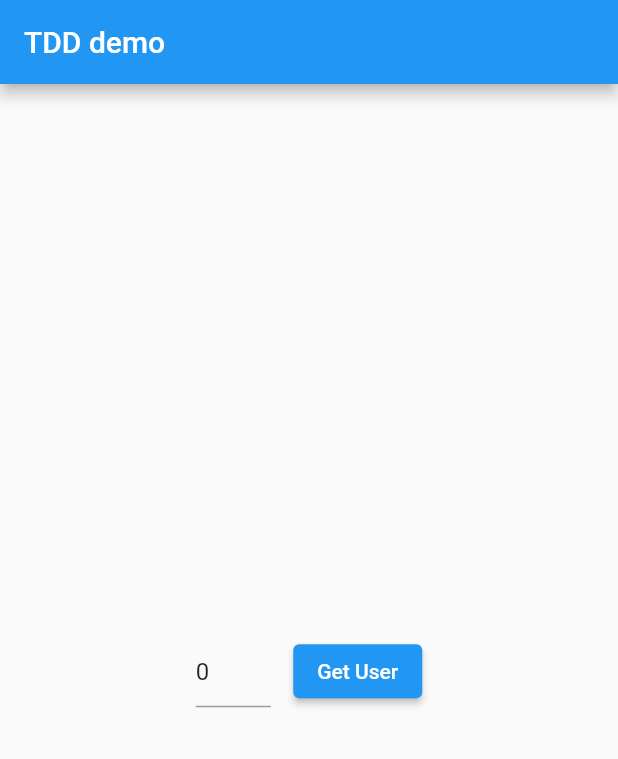
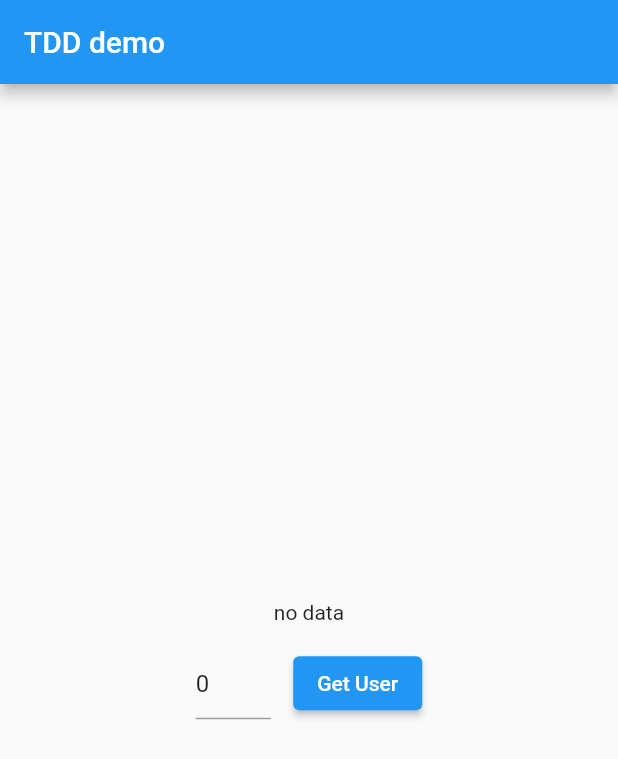
Before and after one commit to Muhammadridho100902/flutter_testing, a Flutter app: the screen it shows after launch, after a tap on "Get User", on a phone screen of 412 x 824 dp. Shown: the top 759 px of the screen. Run offline on Flutter 3.47's test engine with Material 2 defaults, Android fonts, the phone set to English and light mode, and no system bars; our stand-ins replace dio; accounts and stored records are empty; network calls fail.

Commit message:
secound commit

```diff
--- a/tdd_demo/tdd_demo/lib/main_page.dart
+++ b/tdd_demo/tdd_demo/lib/main_page.dart
@@ -1,4 +1,6 @@
 import 'package:flutter/material.dart';
+import 'package:tdd_demo/user.dart';
+import 'package:tdd_demo/user_repo.dart';
 
 class MainPage extends StatefulWidget {
   const MainPage({Key? key}) : super(key: key);
@@ -9,7 +11,7 @@ class MainPage extends StatefulWidget {
 
 class _MainPageState extends State<MainPage> {
   TextEditingController controller = TextEditingController(text: '0');
-  // User? user;
+  User? user;
 
   @override
   Widget build(BuildContext context) {
@@ -21,8 +23,8 @@ class _MainPageState extends State<MainPage> {
         child: Column(
           mainAxisAlignment: MainAxisAlignment.center,
           children: [
-            // user == null ? const Text('no data') : Text('ID: ${user!.id}'),
-            // if (user != null) Text('Name: ${user!.name}'),
+            user == null ? const Text('no data') : Text('ID: ${user!.id}'),
+            if (user != null) Text('Name: ${user!.name}'),
             const SizedBox(
               height: 15,
             ),
@@ -40,10 +42,10 @@ class _MainPageState extends State<MainPage> {
                 ),
                 ElevatedButton(
                     onPressed: () async {
-                      // user = await UserRepository()
-                      //     .getUser(int.tryParse(controller.text) ?? 0);
+                      user = await UserRepository()
+                          .getUser(int.tryParse(controller.text) ?? 0);
 
-                      // setState(() {});
+                      setState(() {});
                     },
                     child: const Text('Get User')),
               ],
--- a/tdd_demo/tdd_demo/lib/user.dart
+++ b/tdd_demo/tdd_demo/lib/user.dart
@@ -1,4 +1,6 @@
 class User{
-  int id = 0;
-  String name = "No Name";
+  int? id = 0;
+  String? name = "No Name";
+
+  User({this.id, this.name});
 }
--- /dev/null
+++ b/tdd_demo/tdd_demo/lib/user_repo.dart
@@ -0,0 +1,28 @@
+import 'package:dio/dio.dart';
+import 'package:tdd_demo/user.dart';
+
+class UserRepository {
+  Dio? dio;
+
+  UserRepository({Dio? dio}) {
+    this.dio = dio ?? Dio();
+  }
+
+  Future<User?> getUser(int id) async {
+    try {
+      var response = await dio?.get("https://reqres.in/api/users/$id");
+
+      if (response?.statusCode == 200) {
+        return User(
+            id: response?.data['data']['id'],
+            name: response?.data['data']['first_name'] +
+                '' +
+                response?.data['data']['last_name']);
+      } else {
+        return null;
+      }
+    } catch (e) {
+      return null;
+    }
+  }
+}
```
Also changed, not shown: tdd_demo/tdd_demo/pubspec.yaml (+7 -15 lines), tdd_demo/tdd_demo/pubspec.lock, 2 other files.
